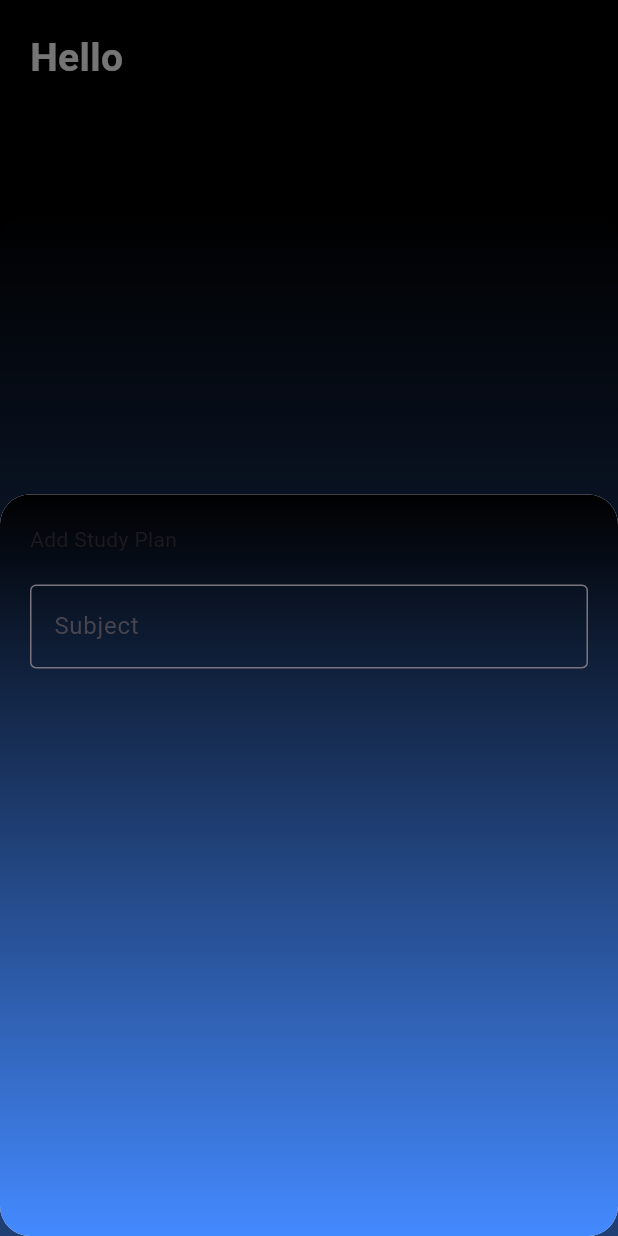
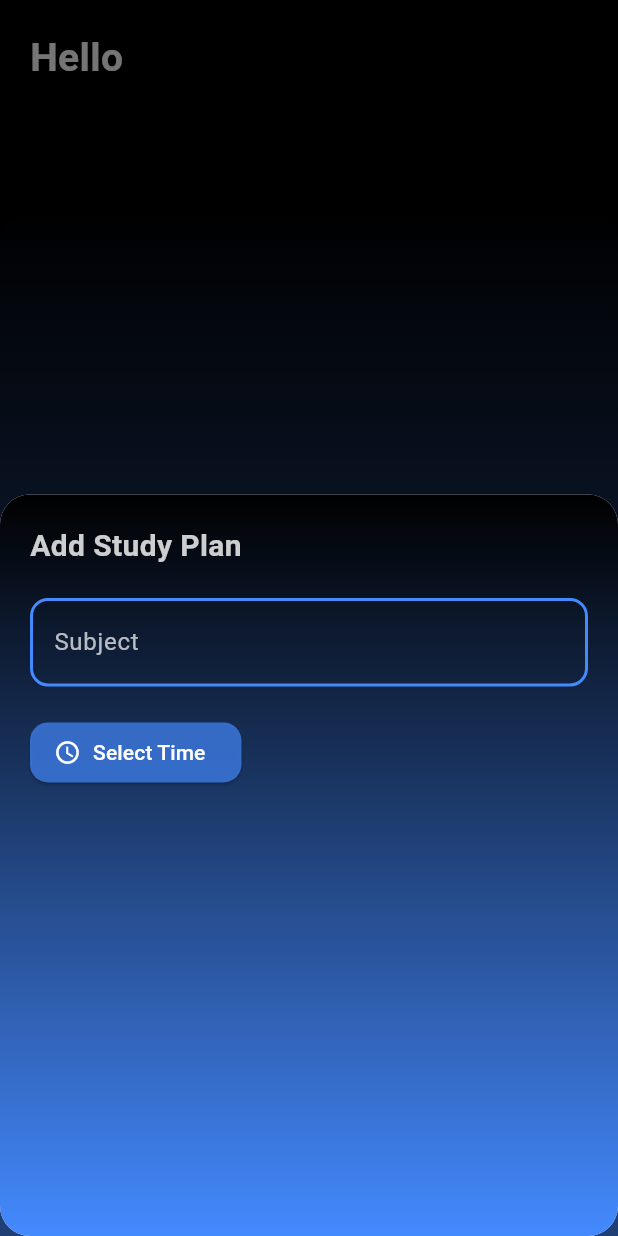
Before and after one commit to MridulSharma2552007/koru-, a Flutter app: the Home screen opened directly, after a tap on the "add" icon, on a phone screen of 412 x 824 dp. Run offline on Flutter 3.47's test engine with Material 3 defaults, Android fonts, the phone set to English and light mode, and no system bars; our stand-ins replace curved_navigation_bar, shared_preferences; accounts and stored records are empty.

Commit message:
time panel added

```diff
--- a/lib/appscreens/home.dart
+++ b/lib/appscreens/home.dart
@@ -56,18 +56,20 @@ class _HomeState extends State<Home> {
             showModalBottomSheet(
               isScrollControlled: true,
               shape: RoundedRectangleBorder(
-                borderRadius: BorderRadiusGeometry.circular(20),
+                borderRadius: BorderRadius.circular(20),
               ),
               context: context,
               builder: (context) {
+                TimeOfDay? selectedTime;
+
                 return FractionallySizedBox(
                   heightFactor: 0.6,
                   child: Container(
                     decoration: BoxDecoration(
                       borderRadius: BorderRadius.circular(20),
-                      gradient: LinearGradient(
-                        begin: AlignmentGeometry.topCenter,
-                        end: AlignmentGeometry.bottomCenter,
+                      gradient: const LinearGradient(
+                        begin: Alignment.topCenter,
+                        end: Alignment.bottomCenter,
                         colors: [Colors.black, Colors.blueAccent],
                       ),
                     ),
@@ -76,13 +78,83 @@ class _HomeState extends State<Home> {
                       child: Column(
                         crossAxisAlignment: CrossAxisAlignment.start,
                         children: [
-                          Text('Add Study Plan'),
-                          SizedBox(height: 20),
+                          Text(
+                            'Add Study Plan',
+                            style: TextStyle(
+                              color: Colors.white.withOpacity(0.8),
+                              fontSize: 20,
+                              fontWeight: FontWeight.bold,
+                            ),
+                          ),
+                          const SizedBox(height: 20),
+
+                          // Subject field
                           TextField(
+                            style: const TextStyle(
+                              color: Colors.white,
+                              fontSize: 18,
+                              fontWeight: FontWeight.bold,
+                              letterSpacing: 1.2,
+                            ),
                             decoration: InputDecoration(
                               labelText: "Subject",
-                              border: OutlineInputBorder(),
+                              labelStyle: const TextStyle(
+                                color: Colors.white70,
+                              ),
+                              enabledBorder: OutlineInputBorder(
+                                borderSide: const BorderSide(
+                                  color: Colors.blueAccent,
+                                  width: 2,
+                                ),
+                                borderRadius: BorderRadius.circular(12),
+                              ),
+                              focusedBorder: OutlineInputBorder(
+                                borderSide: const BorderSide(
+                                  color: Colors.purple,
+                                  width: 2,
+                                ),
+                                borderRadius: BorderRadius.circular(12),
+                              ),
                             ),
+                          ),
+
+                          const SizedBox(height: 20),
+
+                          // Time picker button
+                          StatefulBuilder(
+                            builder: (context, setModalState) {
+                              return ElevatedButton.icon(
+                                style: ElevatedButton.styleFrom(
+                                  backgroundColor: Colors.blueAccent
+                                      .withOpacity(0.7),
+                                  shape: RoundedRectangleBorder(
+                                    borderRadius: BorderRadius.circular(12),
+                                  ),
+                                ),
+                                onPressed: () async {
+                                  final time = await showTimePicker(
+                                    context: context,
+                                    initialTime: TimeOfDay.now(),
+                                  );
+
+                                  if (time != null) {
+                                    setModalState(() {
+                                      selectedTime = time;
+                                    });
+                                  }
+                                },
+                                icon: const Icon(
+                                  Icons.access_time,
+                                  color: Colors.white,
+                                ),
+                                label: Text(
+                                  selectedTime == null
+                                      ? "Select Time"
+                                      : "Time: ${selectedTime!.format(context)}",
+                                  style: const TextStyle(color: Colors.white),
+                                ),
+                              );
+                            },
                           ),
                         ],
                       ),
```
